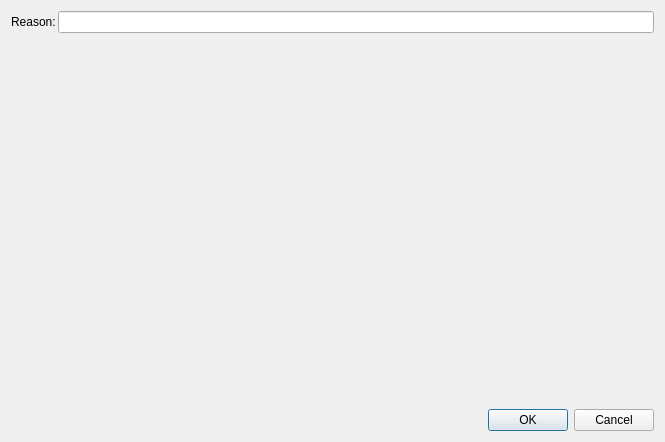
Old version of the form src/prodwn.ui in the repository huggle/enwiki.
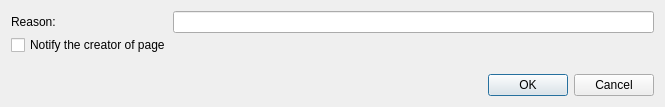
New version of the form.

```diff
--- a/src/prodwn.ui
+++ b/src/prodwn.ui
@@ -7,7 +7,7 @@
     <x>0</x>
     <y>0</y>
     <width>665</width>
-    <height>442</height>
+    <height>107</height>
    </rect>
   </property>
   <property name="windowTitle">
@@ -35,6 +35,13 @@
      <item row="0" column="1">
       <widget class="QLineEdit" name="lineEdit"/>
      </item>
+     <item row="1" column="0">
+      <widget class="QCheckBox" name="checkBox">
+       <property name="text">
+        <string>Notify the creator of page</string>
+       </property>
+      </widget>
+     </item>
     </layout>
    </item>
    <item>
```
